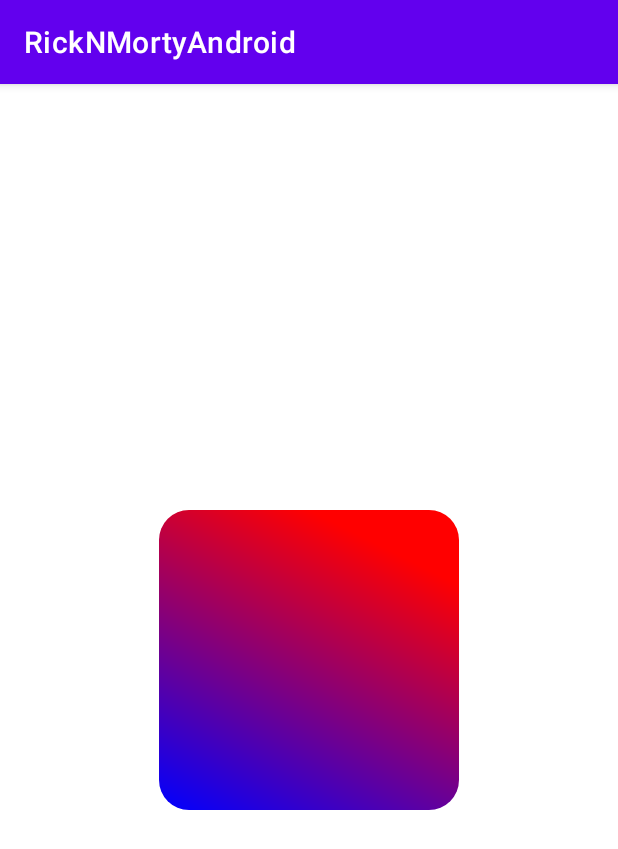
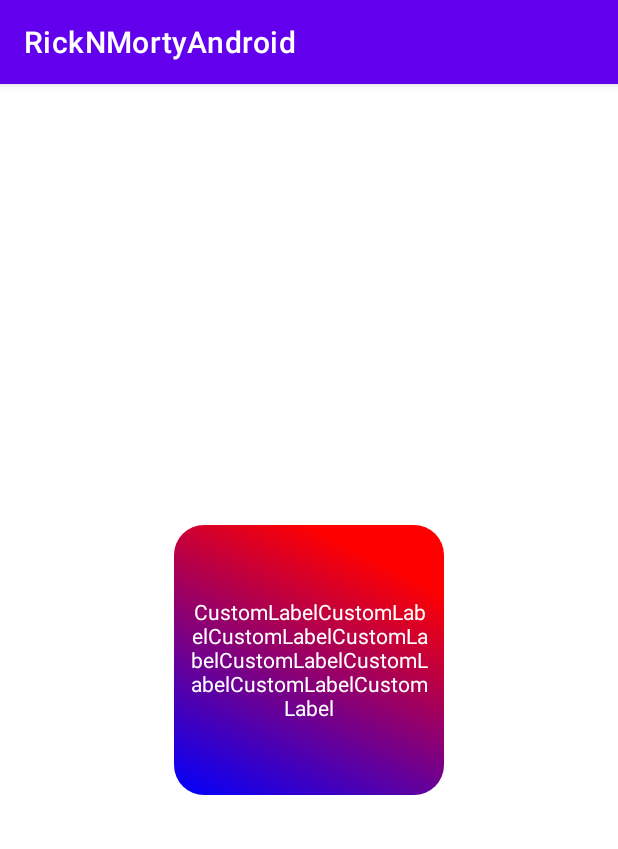
Before and after one commit to dabid1425/RickNMortyAndroid, an Android app: the screen it shows after launch (MainActivity), on a phone screen of 412 x 824 dp. Shown: the top 849 px of the screen. Run offline under Robolectric (Android 15) with nearby library versions, the phone set to English and light mode, and no system bars.

Commit message:
finally correcting text issue

```diff
--- a/app/src/main/java/customView/CustomGradientView.java
+++ b/app/src/main/java/customView/CustomGradientView.java
@@ -26,9 +26,6 @@ public class CustomGradientView extends View {
     private float cornerRadius;
     private int borderColor;
     private float borderWidth;
-    private String labelText;
-    private int labelColor;
-    private float labelSize;
 
     private Rect textBounds;
     public CustomGradientView(Context context, AttributeSet attrs) {
@@ -40,9 +37,7 @@ public class CustomGradientView extends View {
 
         // Retrieve attributes from XML
         TypedArray typedArray = getContext().obtainStyledAttributes(attrs, R.styleable.CustomGradientView);
-        labelText = typedArray.getString(R.styleable.CustomGradientView_labelText);
-        labelColor = typedArray.getColor(R.styleable.CustomGradientView_labelColor, Color.BLACK);
-        labelSize = typedArray.getDimension(R.styleable.CustomGradientView_labelSize, 12f);
+
 
         startColor = typedArray.getColor(R.styleable.CustomGradientView_startColor, Color.RED);
         stopColor = typedArray.getColor(R.styleable.CustomGradientView_stopColor, Color.BLUE);
@@ -84,12 +79,7 @@ public class CustomGradientView extends View {
         canvas.drawRoundRect(getRectF(), cornerRadius, cornerRadius, paint);
         paint.reset();
         paint.setAntiAlias(true);
-        paint.setColor(labelColor);
-        paint.setTextSize(labelSize);
-        paint.getTextBounds(labelText, 0, labelText.length(), textBounds);
-        int x = getWidth() / 2 - textBounds.width() / 2;
-        int y = getHeight() / 2 + textBounds.height() / 2;
-        canvas.drawText(labelText, x, y, paint);
+
     }
 
     private RectF getRectF() {
--- a/app/src/main/res/layout/activity_main.xml
+++ b/app/src/main/res/layout/activity_main.xml
@@ -1,29 +1,21 @@
 <?xml version="1.0" encoding="utf-8"?>
 <androidx.constraintlayout.widget.ConstraintLayout xmlns:android="http://schemas.android.com/apk/res/android"
-    xmlns:app="http://schemas.android.com/apk/res-auto"
+
     xmlns:tools="http://schemas.android.com/tools"
     android:layout_width="match_parent"
     android:layout_height="match_parent"
+    xmlns:app="http://schemas.android.com/apk/res-auto"
     tools:context=".MainActivity">
 
-   <customView.CustomGradientView
-       android:layout_width="200dp"
-       android:layout_height="200dp"
-       app:layout_constraintTop_toTopOf="parent"
-       app:layout_constraintBottom_toBottomOf="parent"
-       app:layout_constraintStart_toStartOf="parent"
-       app:layout_constraintEnd_toEndOf="parent"
-       app:startColor="#FF0000"
-       app:stopColor="#0000FF"
-       app:startX="0.5"
-       app:startY="0.0"
-       app:stopX="0"
-       app:stopY="1.0"
-       app:cornerRadius="20dp">
-
-
-
-   </customView.CustomGradientView>
-
+    <include
+        layout="@layout/custom_view_with_label"
+        android:layout_width="200dp"
+        android:layout_height="200dp"
+        android:layout_margin="10dp"
+        app:layout_constraintTop_toTopOf="parent"
+        app:layout_constraintLeft_toLeftOf="parent"
+        app:layout_constraintBottom_toBottomOf="parent"
+        app:layout_constraintRight_toRightOf="parent"
+        />
 
 </androidx.constraintlayout.widget.ConstraintLayout>
--- /dev/null
+++ b/app/src/main/res/layout/custom_view_with_label.xml
@@ -0,0 +1,49 @@
+<?xml version="1.0" encoding="utf-8"?>
+<androidx.constraintlayout.widget.ConstraintLayout
+    xmlns:app="http://schemas.android.com/apk/res-auto"
+    xmlns:android="http://schemas.android.com/apk/res/android"
+    android:layout_width="match_parent"
+    android:layout_height="match_parent">
+    <RelativeLayout
+        android:layout_width="wrap_content"
+        android:layout_height="wrap_content"
+        android:background="@android:color/transparent"
+        app:layout_constraintBottom_toBottomOf="parent"
+        app:layout_constraintEnd_toEndOf="parent"
+        app:layout_constraintStart_toStartOf="parent"
+        app:layout_constraintTop_toTopOf="parent">
+
+        <customView.CustomGradientView
+            android:id="@+id/customView"
+            android:layout_width="wrap_content"
+            android:layout_height="wrap_content"
+            android:layout_margin="10dp"
+            app:cornerRadius="20dp"
+            app:layout_constraintBottom_toBottomOf="parent"
+            app:layout_constraintEnd_toEndOf="parent"
+            app:layout_constraintStart_toStartOf="parent"
+            app:layout_constraintTop_toTopOf="parent"
+            app:startColor="#FF0000"
+            app:startX="0.5"
+            app:startY="0.0"
+            app:stopColor="#0000FF"
+            app:stopX="0"
+            app:stopY="1.0" />
+
+        <TextView
+            android:id="@+id/number1"
+            android:layout_width="wrap_content"
+            android:layout_height="wrap_content"
+            android:layout_alignStart="@+id/customView"
+            android:layout_alignTop="@+id/customView"
+            android:layout_alignEnd="@+id/customView"
+            android:layout_alignBottom="@+id/customView"
+            android:layout_marginStart="10dp"
+            android:layout_marginTop="10dp"
+            android:layout_marginEnd="10dp"
+            android:layout_marginBottom="10dp"
+            android:textColor="@color/white"
+            android:gravity="center"
+            android:text="@string/customLabel" />
+    </RelativeLayout>
+</androidx.constraintlayout.widget.ConstraintLayout>
--- a/app/src/main/res/values/attrs.xml
+++ b/app/src/main/res/values/attrs.xml
@@ -1,9 +1,6 @@
 <?xml version="1.0" encoding="utf-8"?>
 <resources>
     <declare-styleable name="CustomGradientView">
-        <attr name="labelText" format="string" />
-        <attr name="labelColor" format="color" />
-        <attr name="labelSize" format="dimension" />
         <attr name="startColor" format="color" />
         <attr name="stopColor" format="color" />
         <attr name="startX" format="float" />
--- a/app/src/main/res/values/strings.xml
+++ b/app/src/main/res/values/strings.xml
@@ -1,3 +1,4 @@
 <resources>
     <string name="app_name">RickNMortyAndroid</string>
+    <string name="customLabel">CustomLabelCustomLabelCustomLabelCustomLabelCustomLabelCustomLabelCustomLabelCustomLabel</string>
 </resources>
```
